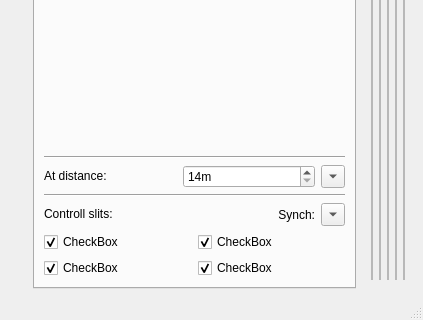
Before: the Qt Designer form share/imblSlits/imblSlitsMainWindow.ui in AustralianSynchrotron/imblSlits, drawn with Qt 5; both pictures show x 0 to 423 and y 175 to 495 of the 423 by 495 pixel window.
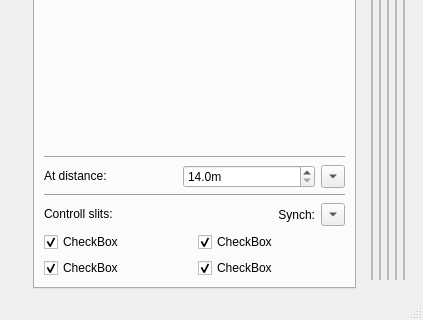
After: the same form once the commit is applied. Icons and pictures are not drawn. Custom widgets are drawn as their Qt base class.

The edit to the form file:
```diff
--- a/share/imblSlits/imblSlitsMainWindow.ui
+++ b/share/imblSlits/imblSlitsMainWindow.ui
@@ -209,15 +209,18 @@
               </widget>
              </item>
              <item>
-              <widget class="QSpinBox" name="distance">
+              <widget class="QDoubleSpinBox" name="distance">
                <property name="suffix">
                 <string>m</string>
                </property>
+               <property name="decimals">
+                <number>1</number>
+               </property>
                <property name="minimum">
-                <number>14</number>
+                <double>14.000000000000000</double>
                </property>
                <property name="maximum">
-                <number>140</number>
+                <double>140.000000000000000</double>
                </property>
               </widget>
              </item>
```
